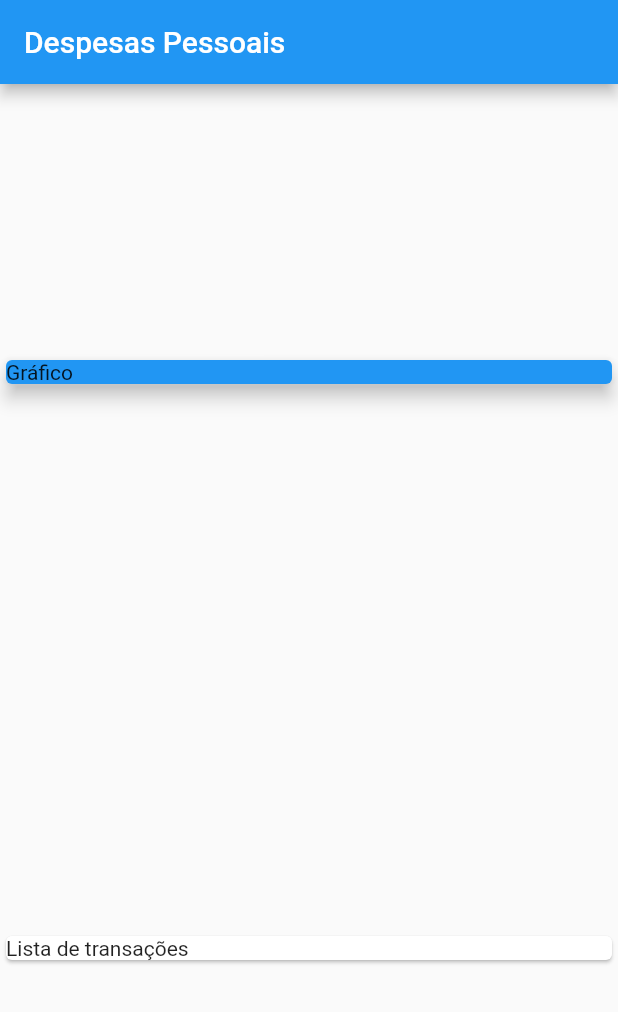
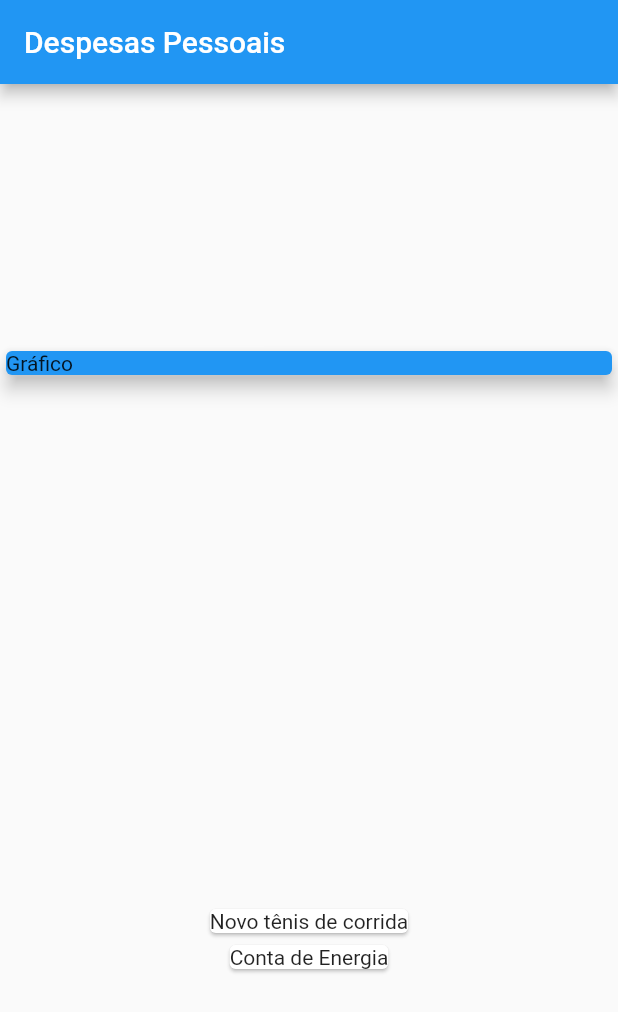
Before and after one commit to fhtozetto/Exenses, a Flutter app: the screen it shows after launch, on a phone screen of 412 x 824 dp. Shown: the top 1012 px of the screen. Run offline on Flutter 3.47's test engine with Material 2 defaults, Android fonts, the phone set to English and light mode, and no system bars.

Commit message:
Mapping data to widgets

```diff
--- a/lib/main.dart
+++ b/lib/main.dart
@@ -50,9 +50,13 @@ class MyHomePage extends StatelessWidget {
               elevation: 5,
             ),
           ),
-          const Card(
-            child: Text('Lista de transações'),
-          )
+          Column(
+            children: _transactions.map((tr) {
+              return Card(
+                child: Text(tr.title),
+              );
+            }).toList(),
+          ),
         ],
       ),
     );
```
